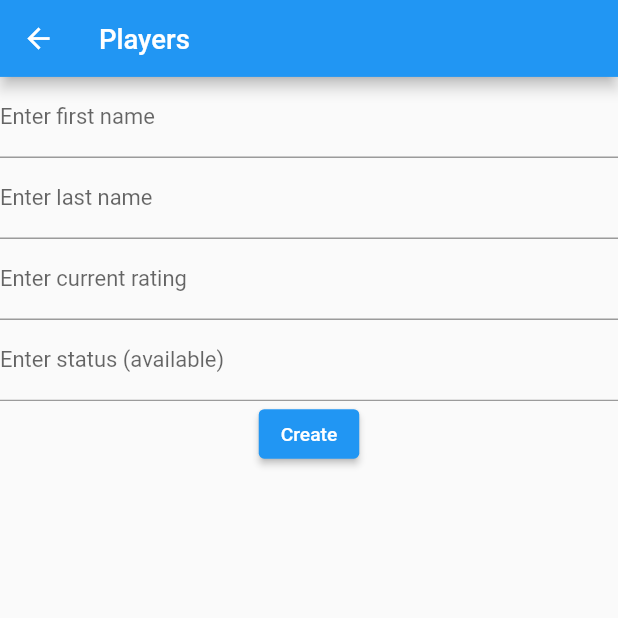
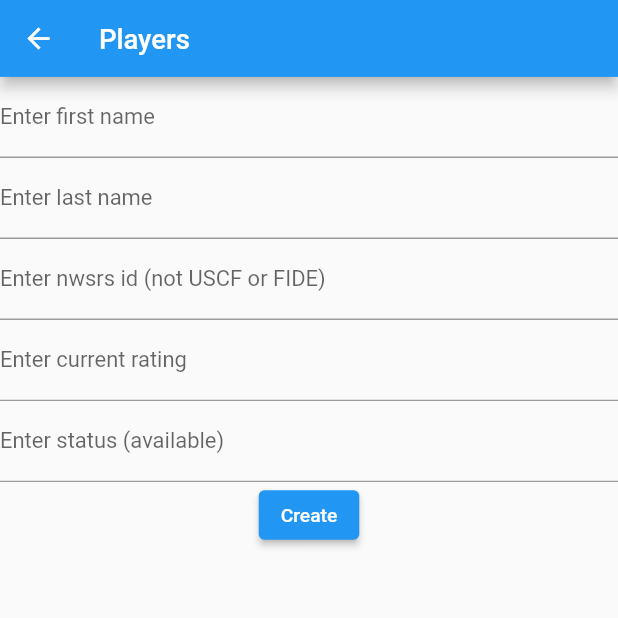
Before and after one commit to prolificcoder/vijaychess, a Flutter app: the PlayersCreateScreen screen opened by its route, after a tap on "Create", on a phone screen of 412 x 824 dp, the top half of it. Run offline on Flutter 3.47's test engine with Material 2 defaults, Android fonts, the phone set to English and light mode, and no system bars; drawn by our look-alikes of flutter_form_builder; our stand-ins replace carousel_slider, cloud_firestore, expandable, firebase_core, flutter_linkify, go_router and 1 more; missing offline and left inert: flutterfire_ui, form_builder_extra_fields, mailto; accounts and stored records are empty.

Commit message:
add new player from the form works

```diff
--- a/lib/players_create_screen.dart
+++ b/lib/players_create_screen.dart
@@ -1,6 +1,7 @@
 import 'package:cloud_firestore/cloud_firestore.dart';
 import 'package:flutter/material.dart';
 import 'package:flutter_form_builder/flutter_form_builder.dart';
+import 'package:form_builder_extra_fields/form_builder_extra_fields.dart';
 import 'package:registration/model/players.dart';
 
 class PlayersCreateScreen extends StatelessWidget {
@@ -20,7 +21,8 @@ class PlayersCreateScreen extends StatelessWidget {
       appBar: AppBar(
         title: Text('Players'),
       ),
-      body: Form(
+      body: Column(children: [
+        FormBuilder(
             key: _formKey,
             child: Column(
               children: [
@@ -33,29 +35,38 @@ class PlayersCreateScreen extends StatelessWidget {
                   decoration: InputDecoration(labelText: "Enter last name"),
                 ),
                 FormBuilderTextField(
+                  name: "nwsrs_id",
+                  decoration: InputDecoration(
+                      labelText: "Enter nwsrs id (not USCF or FIDE)"),
+                ),
+                FormBuilderTextField(
                   name: "rating",
-                decoration: InputDecoration(labelText: "Enter current rating"),
+                  decoration:
+                      InputDecoration(labelText: "Enter current rating"),
                 ),
                 FormBuilderTextField(
                   name: "status",
                   decoration:
                       InputDecoration(labelText: "Enter status (available)"),
                 ),
+              ],
+            )),
         ElevatedButton(
           onPressed: () {
             if (_formKey.currentState!.saveAndValidate()) {
-                    players.add(Player(
+              players.add(
+                Player(
                     firstName: _formKey.currentState!.value['first_name'],
                     lastName: _formKey.currentState!.value['last_name'],
-                        rating: _formKey.currentState!.value['rating'],
+                    rating: int.parse(_formKey.currentState!.value['rating']),
                     status: _formKey.currentState!.value['status'],
-                        id: players.id));
+                    nwsrsId: _formKey.currentState!.value['nwsrs_id']),
+              );
             }
           },
           child: const Text('Create'),
         ),
-            ],
-          )),
+      ]),
     );
   }
 }
--- a/packages/registration/lib/model/players.dart
+++ b/packages/registration/lib/model/players.dart
@@ -1,28 +1,27 @@
 class Player {
   late final String firstName;
   late final String lastName;
-  late final String id;
+  late final String nwsrsId; //Not the autogenerated id but NWSRS id
   late final int rating;
   late final String status;
   Player(
       {required this.firstName,
       required this.lastName,
-      required this.id,
+      required this.nwsrsId,
       required this.rating,
       required this.status});
   Player.fromFireStore(Map<String, dynamic> json)
       : this(
           firstName: json['first_name']! as String,
           lastName: json['last_name']! as String,
-          id: json['ID']! as String,
-          rating: int.parse(json['rating']! as String),
+          nwsrsId: json['ID']! as String,
+          rating: json['rating']! as int,
           status: json['status']! as String,
         );
   Map<String, dynamic> toJson() {
     return {
       'first_name': firstName,
       'last_name': lastName,
-      'id': id,
       'rating': rating,
       'status': status
     };
--- a/pubspec.yaml
+++ b/pubspec.yaml
@@ -30,6 +30,7 @@ dependencies:
   registration:
     path: packages/registration
   flutter_form_builder: ^7.0.0
+  form_builder_extra_fields: ^7.0.0
 
 dev_dependencies:
   flutter_test:
```
Also changed, not shown: pubspec.lock, 1 other file. Lines whose indentation alone changed are shown as unchanged.
